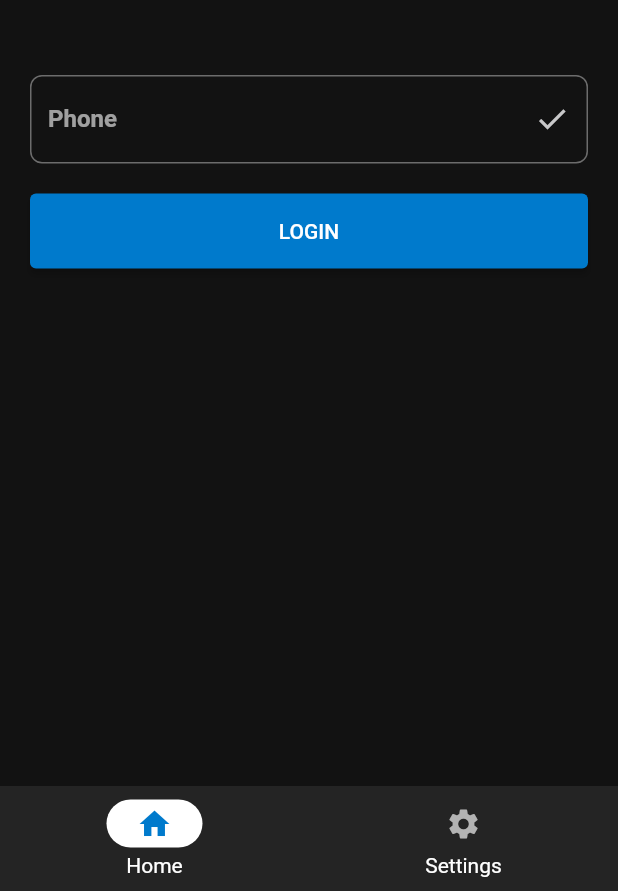
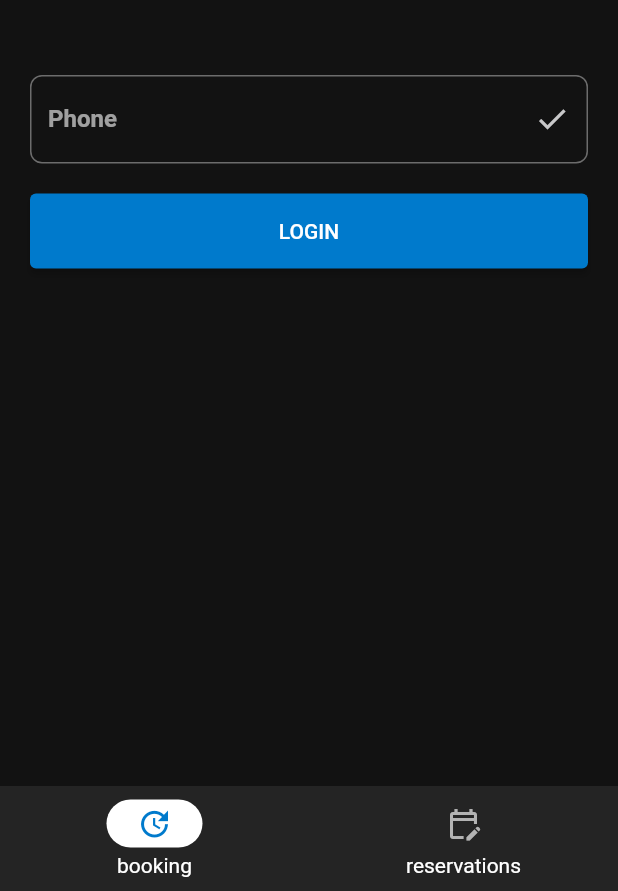
Before and after one commit to shaderone/samvit, a Flutter app: the screen it shows after launch, on a phone screen of 412 x 824 dp, the part 345-1236 px from its top. Run offline on Flutter 3.47's test engine with Material 2 defaults, Android fonts, the phone set to English and light mode, and no system bars.

Commit message:
update nav-bar icons and labels

```diff
--- a/lib/presentation/root/widgets/bottom_navbar.dart
+++ b/lib/presentation/root/widgets/bottom_navbar.dart
@@ -28,21 +28,21 @@ class MaterialBottomNav extends StatelessWidget {
             destinations: [
               NavigationDestination(
                 icon: Icon(
-                  Icons.home,
+                  Icons.update,
                   color: newIndex == 1
                       ? textWhiteShadeDark
                       : secondaryBlueShadeDark,
                 ),
-                label: 'Home',
+                label: 'booking',
               ),
               NavigationDestination(
                 icon: Icon(
-                  Icons.settings,
+                  Icons.edit_calendar_outlined,
                   color: newIndex == 0
                       ? textWhiteShadeDark
                       : secondaryBlueShadeDark,
                 ),
-                label: 'Settings',
+                label: 'reservations',
               ),
             ],
           );
```
